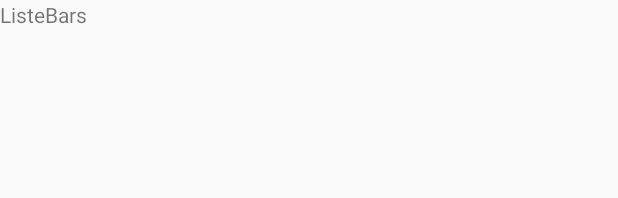
After one commit to nicolas07/projet-paris, an Android app: the layout fragment_listebars.xml on its own in the app's theme, with its tools: preview values and no code run, on a phone screen of 412 x 824 dp. The commit adds this screen. Shown: the top 198 px of the screen. Run offline under Robolectric (Android 15) with nearby library versions, the phone set to English and light mode, and no system bars.

Commit message:
Creation Fragments des items du navigation menu

```diff
--- /dev/null
+++ b/app/src/main/res/layout/fragment_listebars.xml
@@ -0,0 +1,14 @@
+<?xml version="1.0" encoding="utf-8"?>
+<LinearLayout xmlns:android="http://schemas.android.com/apk/res/android"
+    android:orientation="vertical" android:layout_width="match_parent"
+    android:layout_height="match_parent">
+
+    <TextView
+        android:id="@+id/textView1"
+        android:layout_width="wrap_content"
+        android:layout_height="wrap_content"
+        android:layout_centerHorizontal="true"
+        android:layout_centerVertical="true"
+        android:text="ListeBars" />
+
+</LinearLayout>
```
Also changed, not shown: app/src/main/java/com/onvaou/FragmentFidelite.java (added, +26 -0 lines), app/src/main/java/com/onvaou/FragmentListeBars.java (added, +26 -0 lines), app/src/main/java/com/onvaou/FragmentParametres.java (added, +26 -0 lines), app/src/main/java/com/onvaou/FragmentRecherche.java (added, +26 -0 lines), app/src/main/java/com/onvaou/MainActivity.java (+15 -0 lines), app/src/main/res/layout/content_main.xml (+5 -4 lines), app/src/main/res/layout/fragment_fidelite.xml (added, +14 -0 lines), app/src/main/res/layout/fragment_parametres.xml (added, +14 -0 lines), app/src/main/res/layout/fragment_recherche.xml (added, +14 -0 lines).
